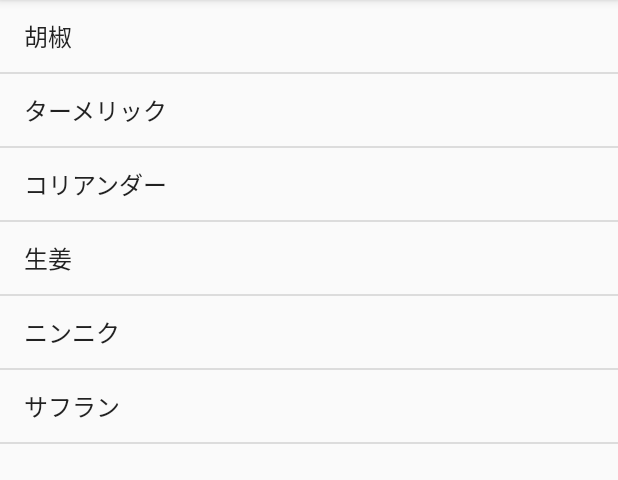
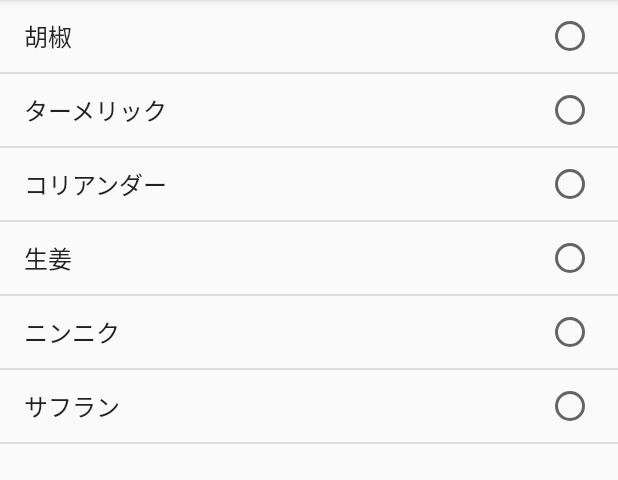
Before and after one commit to ryym/learn-android-list, an Android app: the screen it shows after launch (MainActivity), on a phone screen of 412 x 824 dp, the part 84-564 px from its top. Run offline under Robolectric (Android 15) with nearby library versions, the phone set to English and light mode, and no system bars.

```diff
--- a/app/src/main/java/com/example/learnlist/MainActivity.kt
+++ b/app/src/main/java/com/example/learnlist/MainActivity.kt
@@ -26,7 +26,7 @@ class MainActivity : AppCompatActivity() {
         val list = findViewById<ListView>(R.id.spices)
         val adapter = ArrayAdapter<String>(
             this,
-            android.R.layout.simple_list_item_1,
+            android.R.layout.simple_list_item_single_choice,
             spices
         )
         list.adapter = adapter
@@ -34,9 +34,7 @@ class MainActivity : AppCompatActivity() {
 
         list.setOnItemLongClickListener { parent, view, position, id ->
             val clicked = (view as TextView).text.toString()
-
-            // 上から見て最初にマッチしたテキストの要素を消すっぽい。
-            adapter.remove(clicked)
+            Log.d("main", clicked)
 
             // イベントを消費しない。消費するとこの次の click listener のイベントは呼ばれなくなる。
             false
--- a/app/src/main/res/layout/activity_main.xml
+++ b/app/src/main/res/layout/activity_main.xml
@@ -10,7 +10,8 @@
     <ListView
         android:id="@+id/spices"
         android:layout_width="match_parent"
-        android:layout_height="match_parent">
+        android:layout_height="match_parent"
+        android:choiceMode="singleChoice">
     </ListView>
 
 </LinearLayout>
```
